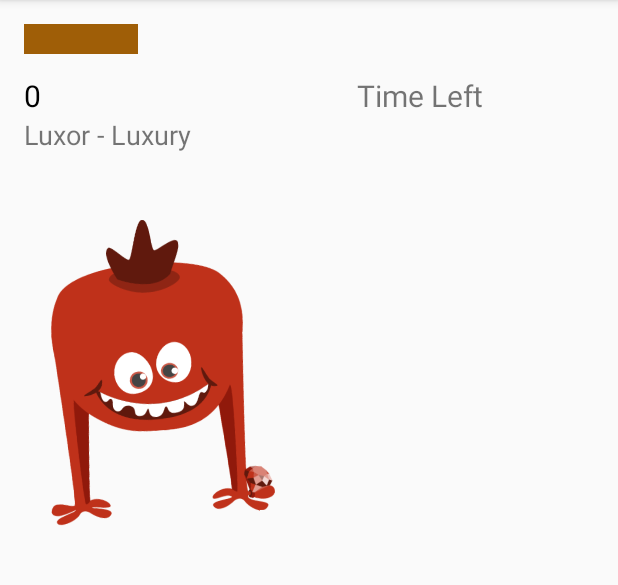
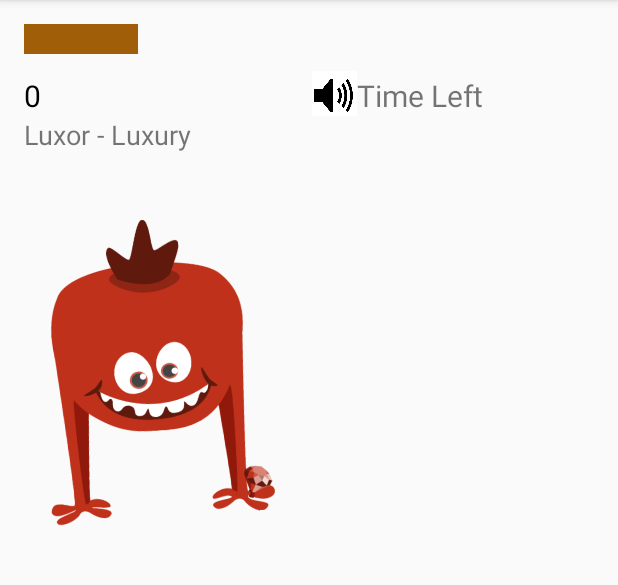
Before and after one commit to galyanae/MonsterLunch, an Android app: the MainActivity screen opened directly, with no data from a screen before it, on a phone screen of 412 x 824 dp, the part 84-669 px from its top. Run offline under Robolectric (Android 15) with nearby library versions, the phone set to English and light mode, and no system bars; 1 statement that could not run was skipped.

Commit message:
adding mute/play button
without changing images for naow

```diff
--- a/app/src/main/java/galyanae/monsterlunch/MainActivity.java
+++ b/app/src/main/java/galyanae/monsterlunch/MainActivity.java
@@ -8,7 +8,7 @@ import android.graphics.Point;
 import android.media.MediaPlayer;
 import android.os.Bundle;
 import android.os.CountDownTimer;
-import android.support.v7.app.*;
+import android.support.v7.app.AppCompatActivity;
 import android.util.Log;
 import android.view.DragEvent;
 import android.view.LayoutInflater;
@@ -19,6 +19,7 @@ import android.view.animation.AnimationUtils;
 import android.widget.ImageView;
 import android.widget.RelativeLayout;
 import android.widget.TextView;
+import android.widget.Toast;
 
 import com.google.android.gms.appindexing.AppIndex;
 import com.google.android.gms.common.api.GoogleApiClient;
@@ -50,6 +51,7 @@ public class MainActivity extends AppCompatActivity {
     ImageView target;
     ImageView monster;
     ImageView food;
+    ImageView soundImg;
 
     TextView one;
     TextView two;
@@ -270,7 +272,28 @@ public class MainActivity extends AppCompatActivity {
         super.onStart();
     }
 
+    boolean mute = false;
+    public void playOrMute(View view) {
+        soundImg = (ImageView) findViewById(R.id.sound);
+       mute =! mute;
+       //soundImg.setImageResource(R.drawable.mute);
 
+        if (mute) {
+
+                backGroundMusic.start();
+                //soundImg.setImageResource(R.drawable.mute);
+
+                Toast.makeText(MainActivity.this, "is playing", Toast.LENGTH_SHORT).show();
+
+
+        }else {
+            backGroundMusic.pause();
+           // soundImg.setImageResource(R.drawable.play);
+
+            Toast.makeText(MainActivity.this, "is mute", Toast.LENGTH_SHORT).show();
+
+        }
+    }
 
 
     private class DragShadow extends View.DragShadowBuilder{
@@ -345,7 +368,7 @@ public void updateScore (){
 
 
 
-    private static enum MonsterAction {
+    private enum MonsterAction {
         WINKLES, EATS, HAPPY, DEAD, STAND
     }
     public void winkles(MonsterAction monsterAction) {
--- a/app/src/main/res/layout/activity_main.xml
+++ b/app/src/main/res/layout/activity_main.xml
@@ -125,4 +125,14 @@
         android:layout_alignParentLeft="true"
         android:layout_alignParentStart="true" />
 
+    <ImageView
+        android:layout_width="30dp"
+        android:layout_height="30dp"
+        android:id="@+id/sound"
+        android:onClick="playOrMute"
+        android:background="@drawable/play"
+        android:layout_above="@+id/imageView"
+        android:layout_alignRight="@+id/food"
+        android:layout_alignEnd="@+id/food" />
+
 </RelativeLayout>
```
Also changed, not shown: app/src/main/res/drawable/mute.png (added), app/src/main/res/drawable/play.png (added), 2 other files.
